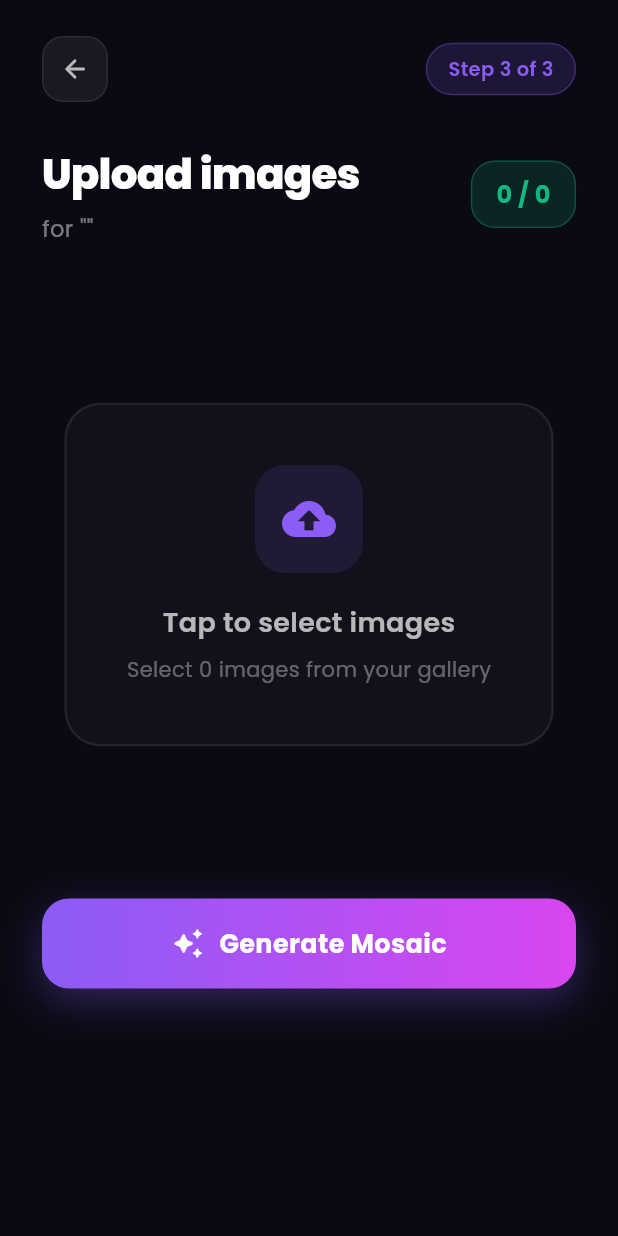
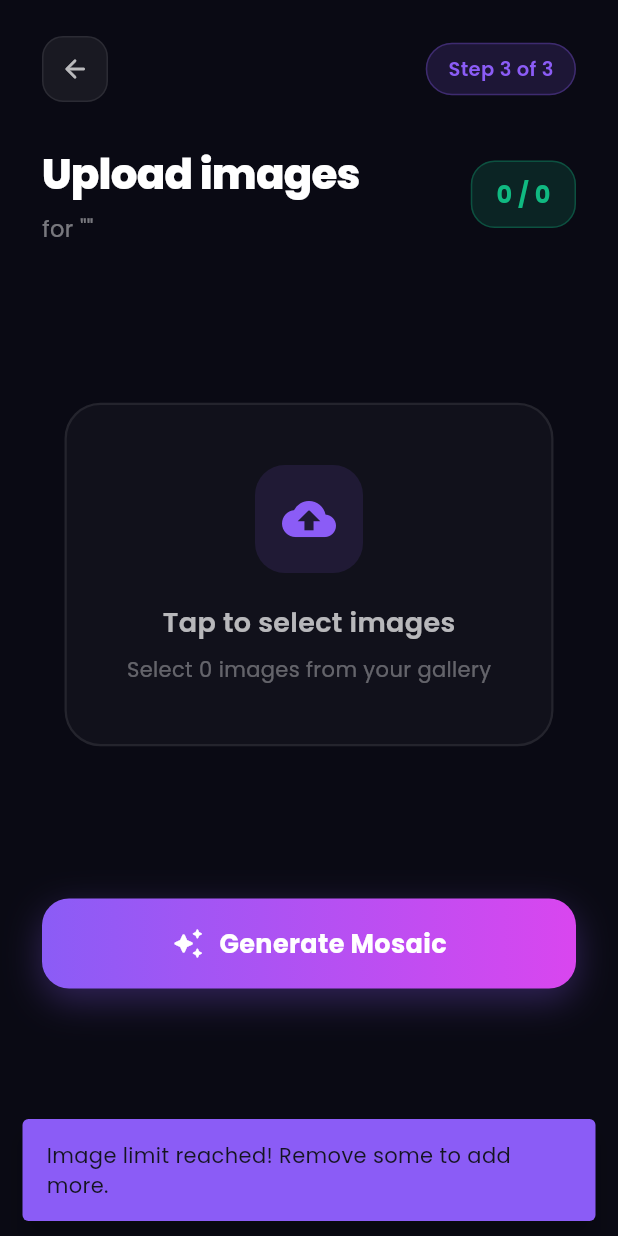
Before and after one commit to karthik-cyberexpert/mosaic_creator, a Flutter app: the UploadScreen screen opened directly with empty values, after a tap on "Tap to select images", on a phone screen of 412 x 824 dp. Run offline on Flutter 3.47's test engine with Material 3 defaults, Android fonts, the phone set to English and light mode, and no system bars; our stand-ins replace google_fonts, image_picker; missing offline and left inert: dart:js.

Commit message:
Image Count Uplaod Bug Fixed

```diff
--- a/lib/screens/upload_screen.dart
+++ b/lib/screens/upload_screen.dart
@@ -44,7 +44,16 @@ class _UploadScreenState extends State<UploadScreen>
     _picking = true;
     try {
       final remaining = widget.imageCount - _images.length;
-      if (remaining <= 0) return;
+      if (remaining <= 0) {
+        ScaffoldMessenger.of(context).showSnackBar(
+          SnackBar(
+            content: const Text('Image limit reached! Remove some to add more.'),
+            backgroundColor: const Color(0xFF8B5CF6),
+            behavior: SnackBarBehavior.floating,
+          ),
+        );
+        return;
+      }
 
       final picked = await _picker.pickMultiImage(
         maxWidth: 400,
@@ -53,9 +62,20 @@ class _UploadScreenState extends State<UploadScreen>
       );
 
       if (picked.isNotEmpty) {
+        if (picked.length > remaining) {
+          ScaffoldMessenger.of(context).showSnackBar(
+            SnackBar(
+              content: Text('You can only add $remaining more images. (Selected ${picked.length})'),
+              backgroundColor: const Color(0xFFEF4444),
+              behavior: SnackBarBehavior.floating,
+              shape: RoundedRectangleBorder(borderRadius: BorderRadius.circular(12)),
+            ),
+          );
+          return;
+        }
+
         setState(() {
-          final take = remaining < picked.length ? remaining : picked.length;
-          _images.addAll(picked.take(take));
+          _images.addAll(picked);
         });
       }
     } finally {
```
